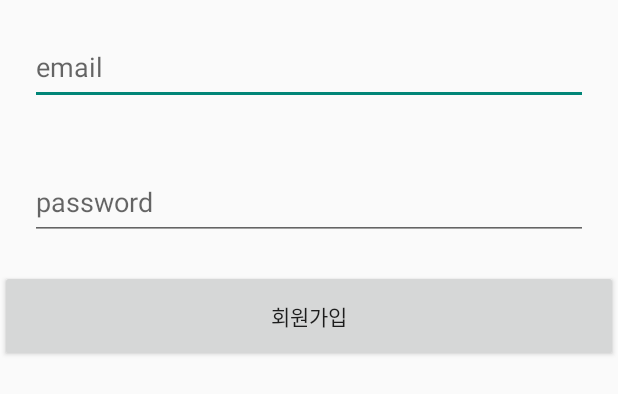
After one commit to yndoo/mango_contents, an Android app: the layout activity_join.xml on its own in the app's theme, with its tools: preview values and no code run, on a phone screen of 412 x 824 dp. The commit adds this screen. Shown: the top 394 px of the screen. Run offline under Robolectric (Android 15) with nearby library versions, the phone set to English and light mode, and no system bars.

Commit message:
북마크기능 구현

```diff
--- a/app/build.gradle
+++ b/app/build.gradle
@@ -1,6 +1,7 @@
 plugins {
     id 'com.android.application'
     id 'org.jetbrains.kotlin.android'
+    id("com.google.gms.google-services")
 }
 
 android {
@@ -33,6 +34,11 @@ android {
 }
 
 dependencies {
+    implementation(platform("com.google.firebase:firebase-bom:32.3.1"))
+    implementation("com.google.firebase:firebase-auth-ktx")
+    implementation("com.google.firebase:firebase-analytics-ktx")
+    implementation("com.google.firebase:firebase-database-ktx")
+
 
     implementation 'androidx.core:core-ktx:1.8.0'
     implementation 'androidx.appcompat:appcompat:1.6.1'
--- a/app/src/main/java/com/yndoo/mango_contents/ContentsModel.kt
+++ b/app/src/main/java/com/yndoo/mango_contents/ContentsModel.kt
@@ -2,6 +2,6 @@ package com.yndoo.mango_contents
 
 class ContentsModel (
     val url: String = "",
-    val ImageUrl: String = "",
+    val imageUrl: String = "",
     val titleText: String = ""
 )
--- a/app/src/main/java/com/yndoo/mango_contents/RVAdapter.kt
+++ b/app/src/main/java/com/yndoo/mango_contents/RVAdapter.kt
@@ -42,7 +42,7 @@ class RVAdapter (val context: Context,  val List: MutableList<ContentsModel>) :
 
             rv_text.text = item.titleText
             Glide.with(context)
-                .load(item.ImageUrl)
+                .load(item.imageUrl)
                 .into(rv_img)
         }
     }
--- /dev/null
+++ b/app/src/main/res/drawable/baseline_bookmarks_24.xml
@@ -0,0 +1,5 @@
+<vector android:height="24dp" android:tint="#313131"
+    android:viewportHeight="24" android:viewportWidth="24"
+    android:width="24dp" xmlns:android="http://schemas.android.com/apk/res/android">
+    <path android:fillColor="@android:color/white" android:pathData="M19,18l2,1V3c0,-1.1 -0.9,-2 -2,-2H8.99C7.89,1 7,1.9 7,3h10c1.1,0 2,0.9 2,2v13zM15,5H5c-1.1,0 -2,0.9 -2,2v16l7,-3 7,3V7c0,-1.1 -0.9,-2 -2,-2z"/>
+</vector>
--- /dev/null
+++ b/app/src/main/res/layout/activity_join.xml
@@ -0,0 +1,28 @@
+<?xml version="1.0" encoding="utf-8"?>
+<LinearLayout
+    xmlns:android="http://schemas.android.com/apk/res/android"
+    xmlns:app="http://schemas.android.com/apk/res-auto"
+    xmlns:tools="http://schemas.android.com/tools"
+    android:layout_width="match_parent"
+    android:layout_height="match_parent"
+    tools:context=".JoinActivity"
+    android:orientation="vertical">
+    <EditText
+        android:id="@+id/emailEditText"
+        android:layout_width="match_parent"
+        android:hint="email"
+        android:layout_margin="20dp"
+        android:layout_height="50dp"/>
+    <EditText
+        android:id="@+id/pwEditText"
+        android:layout_margin="20dp"
+        android:hint="password"
+        android:layout_width="match_parent"
+        android:layout_height="50dp"/>
+    <Button
+        android:id="@+id/joinBtn"
+        android:padding="20dp"
+        android:layout_width="match_parent"
+        android:layout_height="wrap_content"
+        android:text="회원가입"/>
+</LinearLayout>
--- a/app/src/main/res/layout/rv_item.xml
+++ b/app/src/main/res/layout/rv_item.xml
@@ -6,7 +6,8 @@
     android:background="@drawable/radius"
     android:orientation="vertical"
     android:layout_margin="18dp"
-    android:padding="5dp">
+    android:padding="5dp"
+    android:elevation="5dp">
     <ImageView
         android:id="@+id/rvImageArea"
         android:src="@drawable/ic_launcher_background"
--- a/build.gradle
+++ b/build.gradle
@@ -3,4 +3,5 @@ plugins {
     id 'com.android.application' version '8.0.0' apply false
     id 'com.android.library' version '8.0.0' apply false
     id 'org.jetbrains.kotlin.android' version '1.8.0' apply false
+    id("com.google.gms.google-services") version "4.3.15" apply false
 }
```
Also changed, not shown: app/src/main/AndroidManifest.xml (+7 -1 lines), app/src/main/java/com/yndoo/mango_contents/BookmarkActivity.kt (added, +53 -0 lines), app/src/main/java/com/yndoo/mango_contents/JoinActivity.kt (added, +39 -0 lines), app/src/main/java/com/yndoo/mango_contents/MainActivity.kt (+11 -0 lines), app/src/main/java/com/yndoo/mango_contents/SplashActivity.kt (+19 -4 lines), app/src/main/java/com/yndoo/mango_contents/ViewActivity.kt (+26 -0 lines), app/src/main/res/drawable/radius.xml (+6 -7 lines), app/src/main/res/layout/activity_bookmark.xml (added, +26 -0 lines), app/src/main/res/layout/activity_main.xml (+9 -1 lines), app/src/main/res/layout/activity_view.xml (+15 -0 lines), 1 other file.
